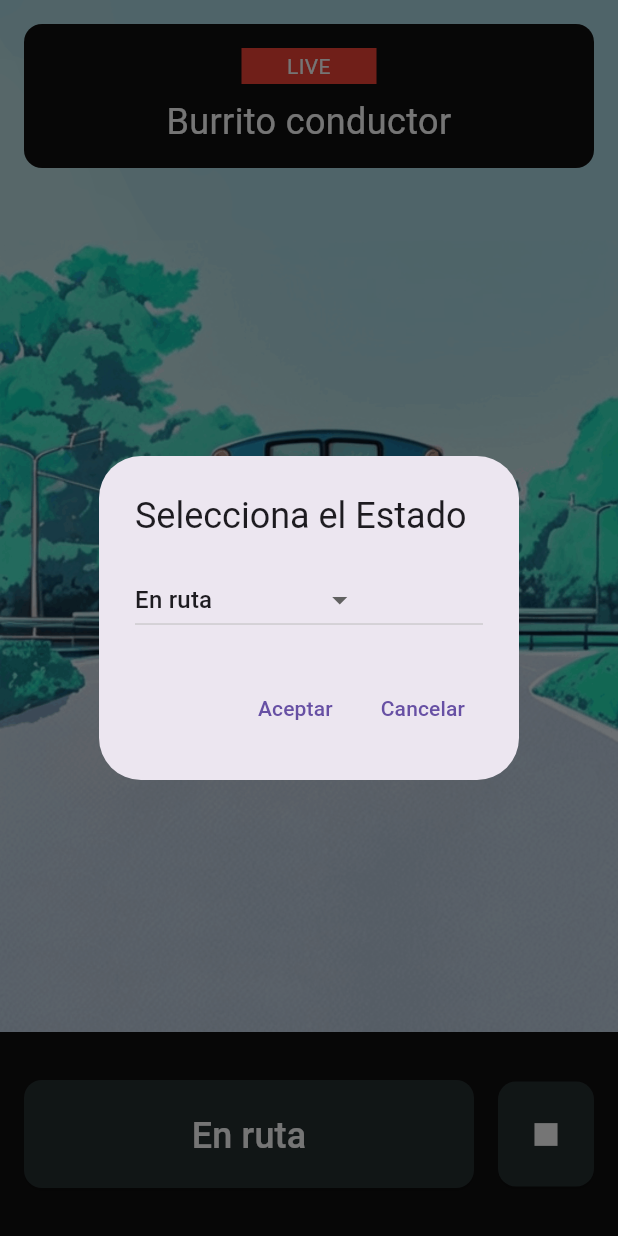
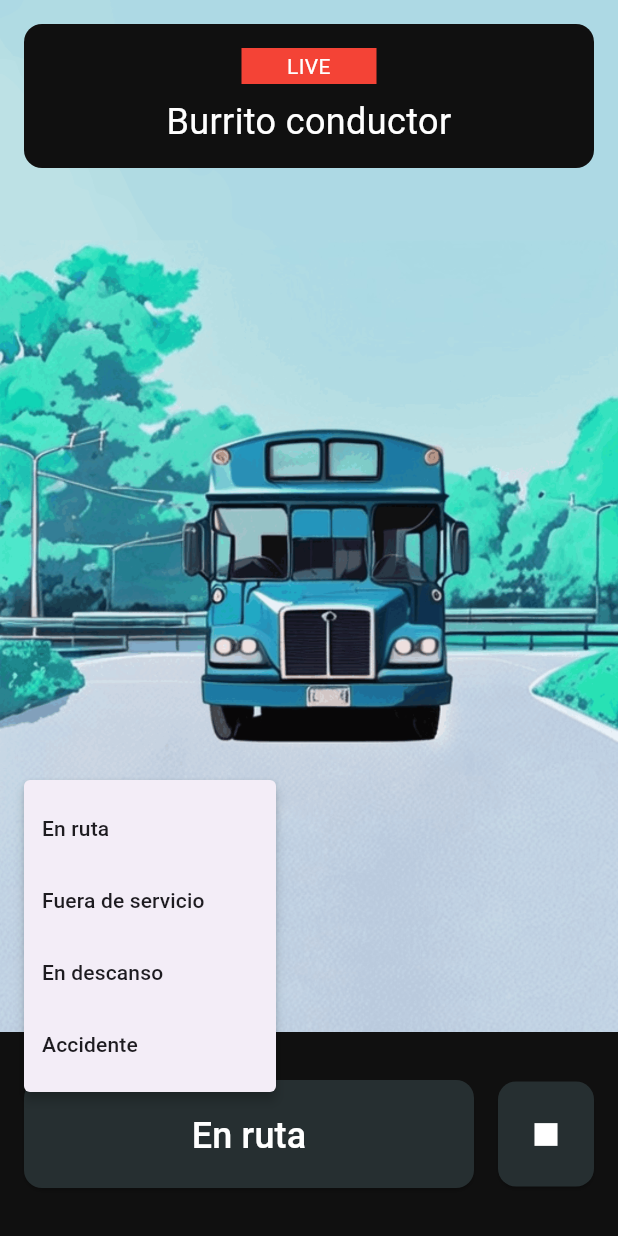
Before and after one commit to burrito-project/burrito-driver, a Flutter app: the screen it shows after launch, after a tap on "Iniciar Recorrido", after a tap on "En ruta", on a phone screen of 412 x 824 dp. Run offline on Flutter 3.47's test engine with Material 3 defaults, Android fonts, the phone set to English and light mode, and no system bars; our stand-ins replace dio, geolocator; statements that could not run were skipped.

Commit message:
Better but not best status button

```diff
--- a/lib/ending/final.dart
+++ b/lib/ending/final.dart
@@ -39,51 +39,33 @@ class StatusButtonState extends State<StatusButton> {
       children: [
         Expanded(
           child: ElevatedButton(
-            onPressed: () {
-              showDialog(
+            onPressed: () async {
+              final RenderBox button = context.findRenderObject() as RenderBox;
+              final Offset buttonOffset = button.localToGlobal(Offset.zero);
+              final Size buttonSize = button.size;
+
+              final selectedStatus = await showMenu<int>(
                 context: context,
-                builder: (BuildContext context) {
-                  return AlertDialog(
-                    title: const Text('Selecciona el Estado'),
-                    content: DropdownButton<int>(
-                      value: _selectedStatus,
+                position: RelativeRect.fromLTRB(
+                  buttonOffset.dx,
+                  buttonOffset.dy - 200,
+                  buttonOffset.dx + buttonSize.width,
+                  buttonOffset.dy,
+                ),
                 items: _statusDescriptions.entries.map((entry) {
-                        return DropdownMenuItem<int>(
+                  return PopupMenuItem<int>(
                     value: entry.key,
                     child: Text(entry.value),
                   );
                 }).toList(),
-                      onChanged: (int? newValue) {
-                        setState(() {
-                          _selectedStatus = newValue!;
-                        });
-                        widget.onStatusChanged(_selectedStatus);
-                      },
-                    ),
-                    actions: <Widget>[
-                      TextButton(
-                        child: const Text('Aceptar'),
-                        onPressed: () {
-                          Navigator.of(context).pop(_selectedStatus);
-                        },
-                      ),
-                      TextButton(
-                        child: const Text('Cancelar'),
-                        onPressed: () {
-                          Navigator.of(context).pop();
-                        },
-                      ),
-                    ],
               );
-                },
-              ).then((selectedStatus) {
+
               if (selectedStatus != null) {
                 setState(() {
                   _selectedStatus = selectedStatus;
+                  widget.onStatusChanged(_selectedStatus);
                 });
-                  widget.onStatusChanged(_selectedStatus);
               }
-              });
             },
             style: ElevatedButton.styleFrom(
               foregroundColor: Colors.white,
```
Lines whose indentation alone changed are shown as unchanged.
